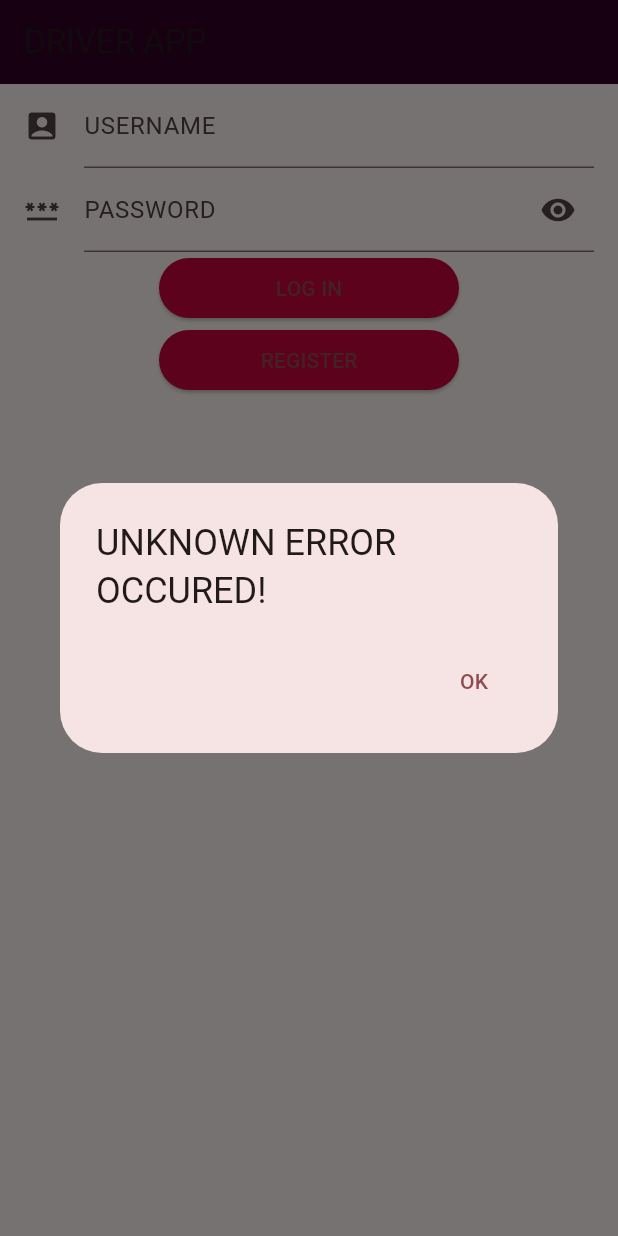
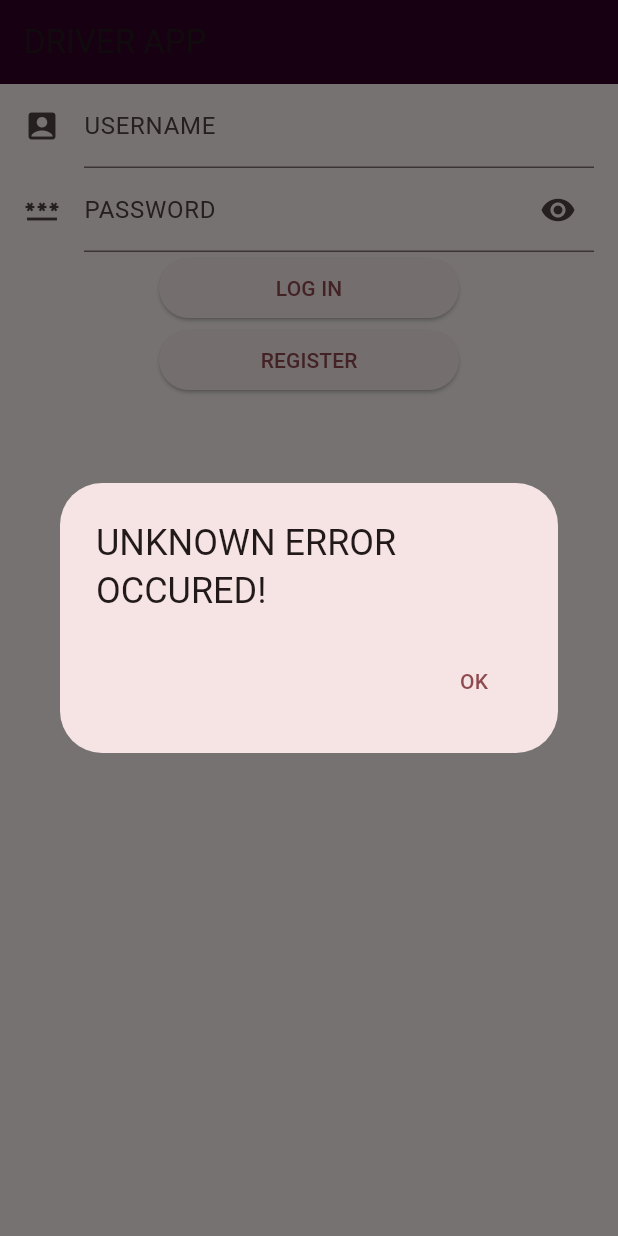
Before and after one commit to OilLion/Driver-Component-for-Ahola-Project, a Flutter app: the screen it shows after launch, after a tap on "LOG IN", on a phone screen of 412 x 824 dp. Run offline on Flutter 3.47's test engine with Material 3 defaults, Android fonts, the phone set to English and light mode, and no system bars; our stand-ins replace fixnum; missing offline and left inert: grpc, protobuf; statements that could not run were skipped.

Commit message:
deleted unused code

```diff
--- a/frontend/lib/main.dart
+++ b/frontend/lib/main.dart
@@ -11,7 +11,7 @@ void main() {
         MaterialApp(
             theme: ThemeData(
               colorScheme: ColorScheme.fromSeed(
-                seedColor: Color.fromARGB(255, 203, 4, 62),
+                seedColor: const Color.fromARGB(255, 203, 4, 62),
                 brightness: Brightness.light,
               ),
               appBarTheme: const AppBarTheme(
@@ -19,7 +19,6 @@ void main() {
               ),
               elevatedButtonTheme: ElevatedButtonThemeData(
                 style: ElevatedButton.styleFrom(
-                  backgroundColor: const Color.fromARGB(255, 203, 4, 62),
                   shape: RoundedRectangleBorder(
                     borderRadius: BorderRadius.circular(20),
                   ),
@@ -27,20 +26,17 @@ void main() {
                 )
               )
             ),
-            home: MyApp()),
+            home: const DriverApp()),
       );
 }
 
-
-
-class MyApp extends StatelessWidget {
-  const MyApp({super.key});
+class DriverApp extends StatelessWidget {
+  const DriverApp({super.key});
 
   @override
   Widget build(BuildContext context) {
     return Scaffold(
       appBar: AppBar(
-        //backgroundColor: const Color.fromARGB(255, 51, 1, 40),
         title: const Text("DRIVER APP"),
       ),
       body: const LoginScreen(),
--- a/frontend/lib/routeDisplay.dart
+++ b/frontend/lib/routeDisplay.dart
@@ -28,8 +28,6 @@ class RouteDisplayStateful extends StatefulWidget{
 }
 
 class RouteDisplayStatefulState extends State<RouteDisplayStateful> {
-  //int currentStep = UserData.instance.currentStep;
-
 
   @override
   Widget build(BuildContext context) {
```
Also changed, not shown: frontend/lib/menuScreen.dart (+0 -46 lines), 2 other files.
